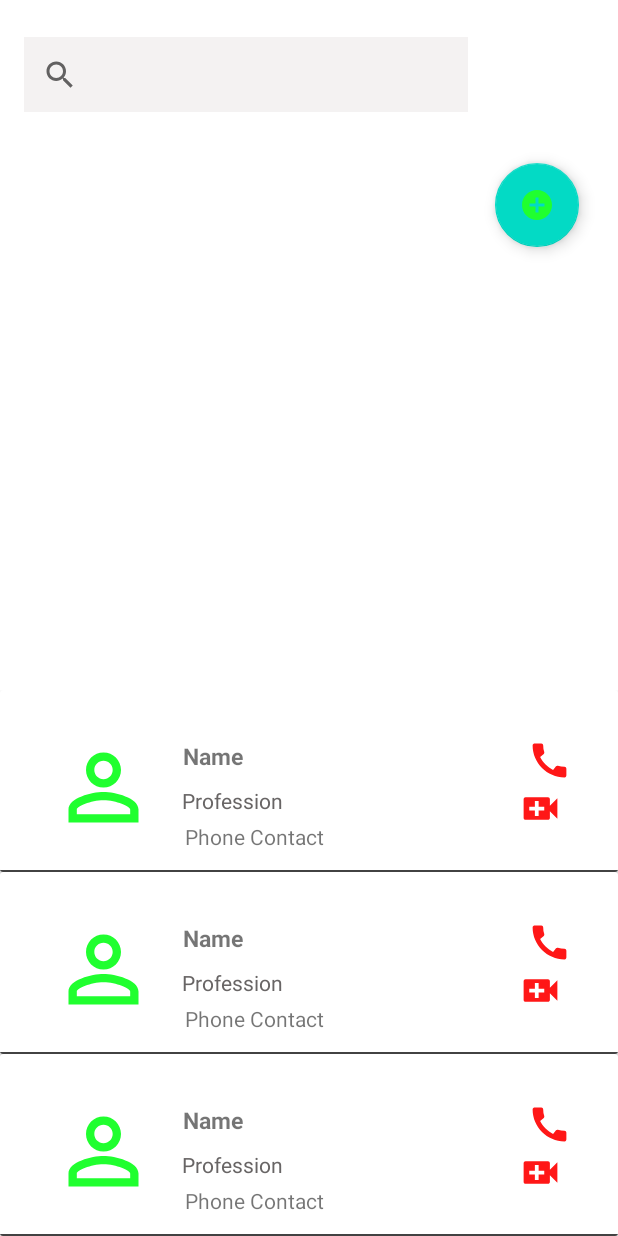
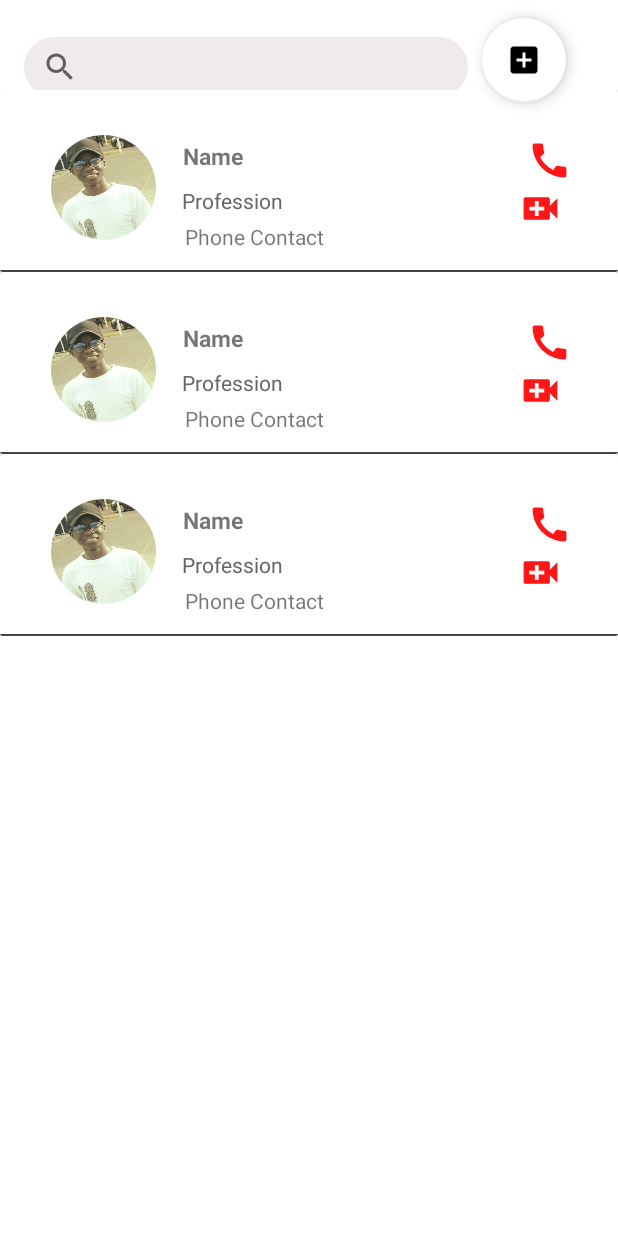
Before and after one commit to Peter-cloud-web/PersonalisedContactListApp, an Android app: the layout activity_main.xml on its own in the app's theme, with its tools: preview values and no code run, on a phone screen of 412 x 824 dp. Run offline under Robolectric (Android 15) with nearby library versions, the phone set to English and light mode, and no system bars; Roboto replaces fonts that are not available here.

Commit message:
design search bar to have rounded corners

```diff
--- /dev/null
+++ b/app/src/main/res/drawable/ic_baseline_add_box_24.xml
@@ -0,0 +1,5 @@
+<vector android:height="24dp" android:tint="#000"
+    android:viewportHeight="24" android:viewportWidth="24"
+    android:width="24dp" xmlns:android="http://schemas.android.com/apk/res/android">
+    <path android:fillColor="@android:color/white" android:pathData="M19,3L5,3c-1.11,0 -2,0.9 -2,2v14c0,1.1 0.89,2 2,2h14c1.1,0 2,-0.9 2,-2L21,5c0,-1.1 -0.9,-2 -2,-2zM17,13h-4v4h-2v-4L7,13v-2h4L11,7h2v4h4v2z"/>
+</vector>
--- /dev/null
+++ b/app/src/main/res/drawable/search_bar_shape.xml
@@ -0,0 +1,5 @@
+<?xml version="1.0" encoding="utf-8"?>
+<shape xmlns:android="http://schemas.android.com/apk/res/android">
+    <solid android:color="#F0EAEA"/>
+    <corners android:radius="30dp" />
+</shape>
--- a/app/src/main/res/layout/activity_main.xml
+++ b/app/src/main/res/layout/activity_main.xml
@@ -7,34 +7,38 @@
     android:background="#FFFFFF"
     tools:context=".ui.MainActivity">
 
+
     <com.google.android.material.floatingactionbutton.FloatingActionButton
         android:id="@+id/floatingActionButton"
         android:layout_width="wrap_content"
         android:layout_height="wrap_content"
-        android:layout_marginStart="19dp"
-        android:layout_marginLeft="19dp"
-        android:layout_marginTop="16dp"
-        android:layout_marginEnd="26dp"
-        android:layout_marginRight="26dp"
-        android:layout_marginBottom="659dp"
+        android:layout_marginStart="9dp"
+        android:layout_marginLeft="15dp"
+        android:layout_marginTop="12dp"
+        android:layout_marginEnd="35dp"
+        android:layout_marginRight="35dp"
+        android:layout_marginBottom="22dp"
         android:clickable="true"
-        app:layout_constraintBottom_toBottomOf="parent"
+        app:backgroundTint="#fff"
+        app:layout_constraintBottom_toTopOf="@+id/recyclerView"
         app:layout_constraintEnd_toEndOf="parent"
-        app:layout_constraintHorizontal_bias="1.0"
+        app:layout_constraintHorizontal_bias="0.0"
         app:layout_constraintStart_toEndOf="@+id/searchView"
         app:layout_constraintTop_toTopOf="parent"
-        app:layout_constraintVertical_bias="1.0"
-        app:srcCompat="@drawable/add_circle_24" />
+        app:layout_constraintVertical_bias="0.0"
+        app:srcCompat="@drawable/ic_baseline_add_box_24" />
 
     <SearchView
         android:id="@+id/searchView"
         android:layout_width="match_parent"
-        android:layout_height="50dp"
+        android:layout_height="40dp"
         android:layout_marginStart="16dp"
         android:layout_marginLeft="16dp"
         android:layout_marginEnd="100dp"
         android:layout_marginRight="100dp"
-        android:background="#F4F2F2"
+        android:layout_marginBottom="15dp"
+        android:background="@drawable/search_bar_shape"
+        android:queryBackground="@android:color/transparent"
         android:queryHint="Search Contact"
         app:layout_constraintBottom_toBottomOf="parent"
         app:layout_constraintEnd_toEndOf="parent"
@@ -47,13 +51,14 @@
         android:id="@+id/recyclerView"
         android:layout_width="match_parent"
         android:layout_height="wrap_content"
+        android:layout_marginTop="60dp"
         android:text="Hello World!"
         app:layout_constraintBottom_toBottomOf="parent"
         app:layout_constraintHorizontal_bias="0.0"
         app:layout_constraintLeft_toLeftOf="parent"
         app:layout_constraintRight_toRightOf="parent"
         app:layout_constraintTop_toTopOf="parent"
-        app:layout_constraintVertical_bias="1.0"
+        app:layout_constraintVertical_bias="0.0"
         tools:listitem="@layout/contact_cardview" />
 
 </androidx.constraintlayout.widget.ConstraintLayout>
--- a/app/src/main/res/layout/contact_cardview.xml
+++ b/app/src/main/res/layout/contact_cardview.xml
@@ -65,13 +65,13 @@
             app:layout_constraintTop_toBottomOf="@+id/contactPhoneNumber"
             app:layout_constraintVertical_bias="1.0" />
 
-        <ImageView
+        <de.hdodenhof.circleimageview.CircleImageView
             android:id="@+id/circleImageView"
             android:layout_width="70dp"
             android:layout_height="70dp"
             android:layout_margin="20dp"
             android:layout_marginBottom="8dp"
-            android:src="@drawable/ic_baseline_perm_identity_24"
+            android:src="@drawable/profile24"
             app:layout_constraintBottom_toBottomOf="parent"
             app:layout_constraintEnd_toEndOf="parent"
             app:layout_constraintHorizontal_bias="0.046"
--- a/app/src/main/res/values/styles.xml
+++ b/app/src/main/res/values/styles.xml
@@ -1,6 +1,6 @@
 <resources>
     <!-- Base application theme. -->
-    <style name="AppTheme" parent="Theme.AppCompat.Light.DarkActionBar">
+    <style name="AppTheme" parent="Theme.AppCompat.Light.NoActionBar">
         <!-- Customize your theme here. -->
         <item name="colorPrimary">@color/colorPrimary</item>
         <item name="colorPrimaryDark">@color/colorPrimaryDark</item>
```
